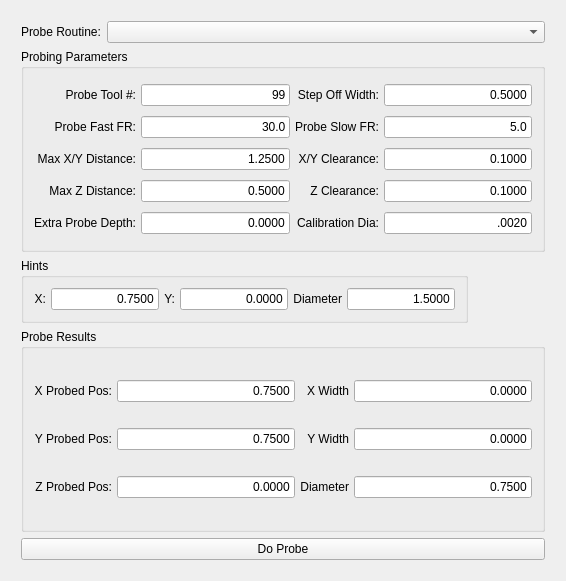
Qt form QtPyVCP/widgets/form_widgets/probe_widget/probe.ui (kcjengr/qtpyvcp) before a commit.
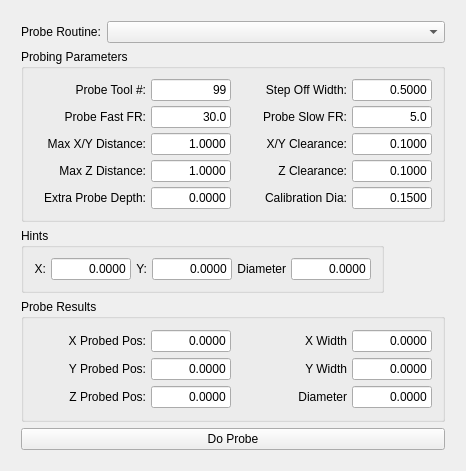
The same form after that commit.

What changed in the file:
```diff
--- a/QtPyVCP/widgets/form_widgets/probe_widget/probe.ui
+++ b/QtPyVCP/widgets/form_widgets/probe_widget/probe.ui
@@ -6,8 +6,8 @@
    <rect>
     <x>0</x>
     <y>0</y>
-    <width>566</width>
-    <height>581</height>
+    <width>466</width>
+    <height>471</height>
    </rect>
   </property>
   <property name="windowTitle">
@@ -51,8 +51,14 @@
         </property>
         <item row="1" column="1">
          <widget class="QLineEdit" name="y_probed_pos">
+          <property name="maximumSize">
+           <size>
+            <width>80</width>
+            <height>16777215</height>
+           </size>
+          </property>
           <property name="text">
-           <string>0.7500</string>
+           <string>0.0000</string>
           </property>
           <property name="alignment">
            <set>Qt::AlignRight|Qt::AlignTrailing|Qt::AlignVCenter</set>
@@ -64,6 +70,12 @@
         </item>
         <item row="1" column="3">
          <widget class="QLineEdit" name="y_probed_width">
+          <property name="maximumSize">
+           <size>
+            <width>80</width>
+            <height>16777215</height>
+           </size>
+          </property>
           <property name="text">
            <string>0.0000</string>
           </property>
@@ -100,6 +112,12 @@
         </item>
         <item row="0" column="3">
          <widget class="QLineEdit" name="x_probed_width">
+          <property name="maximumSize">
+           <size>
+            <width>80</width>
+            <height>16777215</height>
+           </size>
+          </property>
           <property name="text">
            <string>0.0000</string>
           </property>
@@ -113,8 +131,14 @@
         </item>
         <item row="2" column="3">
          <widget class="QLineEdit" name="probed_diameter">
+          <property name="maximumSize">
+           <size>
+            <width>80</width>
+            <height>16777215</height>
+           </size>
+          </property>
           <property name="text">
-           <string>0.7500</string>
+           <string>0.0000</string>
           </property>
           <property name="alignment">
            <set>Qt::AlignRight|Qt::AlignTrailing|Qt::AlignVCenter</set>
@@ -126,8 +150,14 @@
         </item>
         <item row="0" column="1">
          <widget class="QLineEdit" name="x_probed_pos">
+          <property name="maximumSize">
+           <size>
+            <width>80</width>
+            <height>16777215</height>
+           </size>
+          </property>
           <property name="text">
-           <string>0.7500</string>
+           <string>0.0000</string>
           </property>
           <property name="alignment">
            <set>Qt::AlignRight|Qt::AlignTrailing|Qt::AlignVCenter</set>
@@ -139,6 +169,12 @@
         </item>
         <item row="2" column="1">
          <widget class="QLineEdit" name="z_probed_pos">
+          <property name="maximumSize">
+           <size>
+            <width>80</width>
+            <height>16777215</height>
+           </size>
+          </property>
           <property name="text">
            <string>0.0000</string>
           </property>
@@ -246,18 +282,14 @@
         </property>
         <item>
          <layout class="QGridLayout" name="gridLayout">
-          <item row="0" column="3">
-           <widget class="QLabel" name="label_4">
-            <property name="text">
-             <string>Step Off Width:</string>
-            </property>
-            <property name="alignment">
-             <set>Qt::AlignRight|Qt::AlignTrailing|Qt::AlignVCenter</set>
-            </property>
-           </widget>
-          </item>
           <item row="1" column="1">
            <widget class="QLabel" name="label_5">
+            <property name="maximumSize">
+             <size>
+              <width>130</width>
+              <height>16777215</height>
+             </size>
+            </property>
             <property name="text">
              <string>Probe Fast FR:</string>
             </property>
@@ -266,8 +298,62 @@
             </property>
            </widget>
           </item>
+          <item row="1" column="4">
+           <widget class="QLineEdit" name="probe_slow_fr">
+            <property name="maximumSize">
+             <size>
+              <width>80</width>
+              <height>16777215</height>
+             </size>
+            </property>
+            <property name="text">
+             <string>5.0</string>
+            </property>
+            <property name="alignment">
+             <set>Qt::AlignRight|Qt::AlignTrailing|Qt::AlignVCenter</set>
+            </property>
+           </widget>
+          </item>
+          <item row="0" column="3">
+           <widget class="QLabel" name="label_4">
+            <property name="maximumSize">
+             <size>
+              <width>120</width>
+              <height>16777215</height>
+             </size>
+            </property>
+            <property name="text">
+             <string>Step Off Width:</string>
+            </property>
+            <property name="alignment">
+             <set>Qt::AlignRight|Qt::AlignTrailing|Qt::AlignVCenter</set>
+            </property>
+           </widget>
+          </item>
+          <item row="3" column="2">
+           <widget class="QLineEdit" name="max_xy_distance">
+            <property name="maximumSize">
+             <size>
+              <width>80</width>
+              <height>16777215</height>
+             </size>
+            </property>
+            <property name="text">
+             <string>1.0000</string>
+            </property>
+            <property name="alignment">
+             <set>Qt::AlignRight|Qt::AlignTrailing|Qt::AlignVCenter</set>
+            </property>
+           </widget>
+          </item>
           <item row="7" column="2">
            <widget class="QLineEdit" name="extra_probe_depth">
+            <property name="maximumSize">
+             <size>
+              <width>80</width>
+              <height>16777215</height>
+             </size>
+            </property>
             <property name="text">
              <string>0.0000</string>
             </property>
@@ -276,10 +362,48 @@
             </property>
            </widget>
           </item>
-          <item row="7" column="4">
-           <widget class="QLineEdit" name="calibration_dia">
+          <item row="3" column="1">
+           <widget class="QLabel" name="label_7">
+            <property name="maximumSize">
+             <size>
+              <width>130</width>
+              <height>16777215</height>
+             </size>
+            </property>
             <property name="text">
-             <string>.0020</string>
+             <string>Max X/Y Distance:</string>
+            </property>
+            <property name="alignment">
+             <set>Qt::AlignRight|Qt::AlignTrailing|Qt::AlignVCenter</set>
+            </property>
+           </widget>
+          </item>
+          <item row="3" column="3">
+           <widget class="QLabel" name="label_8">
+            <property name="maximumSize">
+             <size>
+              <width>120</width>
+              <height>16777215</height>
+             </size>
+            </property>
+            <property name="text">
+             <string>X/Y Clearance:</string>
+            </property>
+            <property name="alignment">
+             <set>Qt::AlignRight|Qt::AlignTrailing|Qt::AlignVCenter</set>
+            </property>
+           </widget>
+          </item>
+          <item row="0" column="4">
+           <widget class="QLineEdit" name="step_off_width">
+            <property name="maximumSize">
+             <size>
+              <width>80</width>
+              <height>16777215</height>
+             </size>
+            </property>
+            <property name="text">
+             <string>0.5000</string>
             </property>
             <property name="alignment">
              <set>Qt::AlignRight|Qt::AlignTrailing|Qt::AlignVCenter</set>
@@ -288,6 +412,12 @@
           </item>
           <item row="7" column="1">
            <widget class="QLabel" name="label_12">
+            <property name="maximumSize">
+             <size>
+              <width>130</width>
+              <height>16777215</height>
+             </size>
+            </property>
             <property name="text">
              <string>Extra Probe Depth:</string>
             </property>
@@ -296,20 +426,32 @@
             </property>
            </widget>
           </item>
-          <item row="3" column="2">
-           <widget class="QLineEdit" name="max_xy_distance">
+          <item row="6" column="4">
+           <widget class="QLineEdit" name="z_clearance">
+            <property name="maximumSize">
+             <size>
+              <width>80</width>
+              <height>16777215</height>
+             </size>
+            </property>
             <property name="text">
-             <string>1.2500</string>
+             <string>0.1000</string>
             </property>
             <property name="alignment">
              <set>Qt::AlignRight|Qt::AlignTrailing|Qt::AlignVCenter</set>
             </property>
            </widget>
           </item>
-          <item row="0" column="4">
-           <widget class="QLineEdit" name="step_off_width">
+          <item row="7" column="3">
+           <widget class="QLabel" name="label_11">
+            <property name="maximumSize">
+             <size>
+              <width>120</width>
+              <height>16777215</height>
+             </size>
+            </property>
             <property name="text">
-             <string>0.5000</string>
+             <string>Calibration Dia:</string>
             </property>
             <property name="alignment">
              <set>Qt::AlignRight|Qt::AlignTrailing|Qt::AlignVCenter</set>
@@ -318,6 +460,12 @@
           </item>
           <item row="6" column="1">
            <widget class="QLabel" name="label_10">
+            <property name="maximumSize">
+             <size>
+              <width>130</width>
+              <height>16777215</height>
+             </size>
+            </property>
             <property name="text">
              <string>Max Z Distance:</string>
             </property>
@@ -326,20 +474,48 @@
             </property>
            </widget>
           </item>
-          <item row="3" column="1">
-           <widget class="QLabel" name="label_7">
+          <item row="1" column="3">
+           <widget class="QLabel" name="label_6">
+            <property name="maximumSize">
+             <size>
+              <width>120</width>
+              <height>16777215</height>
+             </size>
+            </property>
             <property name="text">
-             <string>Max X/Y Distance:</string>
+             <string>Probe Slow FR:</string>
             </property>
             <property name="alignment">
              <set>Qt::AlignRight|Qt::AlignTrailing|Qt::AlignVCenter</set>
             </property>
            </widget>
           </item>
-          <item row="1" column="4">
-           <widget class="QLineEdit" name="probe_slow_fr">
+          <item row="6" column="2">
+           <widget class="QLineEdit" name="max_z_distance">
+            <property name="maximumSize">
+             <size>
+              <width>80</width>
+              <height>16777215</height>
+             </size>
+            </property>
             <property name="text">
-             <string>5.0</string>
+             <string>1.0000</string>
+            </property>
+            <property name="alignment">
+             <set>Qt::AlignRight|Qt::AlignTrailing|Qt::AlignVCenter</set>
+            </property>
+           </widget>
+          </item>
+          <item row="0" column="1">
+           <widget class="QLabel" name="label_3">
+            <property name="maximumSize">
+             <size>
+              <width>130</width>
+              <height>16777215</height>
+             </size>
+            </property>
+            <property name="text">
+             <string>Probe Tool #:</string>
             </property>
             <property name="alignment">
              <set>Qt::AlignRight|Qt::AlignTrailing|Qt::AlignVCenter</set>
@@ -348,6 +524,12 @@
           </item>
           <item row="3" column="4">
            <widget class="QLineEdit" name="xy_clearance">
+            <property name="maximumSize">
+             <size>
+              <width>80</width>
+              <height>16777215</height>
+             </size>
+            </property>
             <property name="text">
              <string>0.1000</string>
             </property>
@@ -356,8 +538,30 @@
             </property>
            </widget>
           </item>
+          <item row="7" column="4">
+           <widget class="QLineEdit" name="calibration_dia">
+            <property name="maximumSize">
+             <size>
+              <width>80</width>
+              <height>16777215</height>
+             </size>
+            </property>
+            <property name="text">
+             <string>0.1500</string>
+            </property>
+            <property name="alignment">
+             <set>Qt::AlignRight|Qt::AlignTrailing|Qt::AlignVCenter</set>
+            </property>
+           </widget>
+          </item>
           <item row="6" column="3">
            <widget class="QLabel" name="label_9">
+            <property name="maximumSize">
+             <size>
+              <width>120</width>
+              <height>16777215</height>
+             </size>
+            </property>
             <property name="text">
              <string>Z Clearance:</string>
             </property>
@@ -366,18 +570,14 @@
             </property>
            </widget>
           </item>
-          <item row="6" column="4">
-           <widget class="QLineEdit" name="z_clearance">
-            <property name="text">
-             <string>0.1000</string>
-            </property>
-            <property name="alignment">
-             <set>Qt::AlignRight|Qt::AlignTrailing|Qt::AlignVCenter</set>
-            </property>
-           </widget>
-          </item>
           <item row="1" column="2">
            <widget class="QLineEdit" name="probe_fast_fr">
+            <property name="maximumSize">
+             <size>
+              <width>80</width>
+              <height>16777215</height>
+             </size>
+            </property>
             <property name="inputMask">
              <string/>
             </property>
@@ -389,18 +589,14 @@
             </property>
            </widget>
           </item>
-          <item row="7" column="3">
-           <widget class="QLabel" name="label_11">
-            <property name="text">
-             <string>Calibration Dia:</string>
-            </property>
-            <property name="alignment">
-             <set>Qt::AlignRight|Qt::AlignTrailing|Qt::AlignVCenter</set>
-            </property>
-           </widget>
-          </item>
           <item row="0" column="2">
            <widget class="QLineEdit" name="probe_tool_number">
+            <property name="maximumSize">
+             <size>
+              <width>80</width>
+              <height>16777215</height>
+             </size>
+            </property>
             <property name="text">
              <string>99</string>
             </property>
@@ -409,46 +605,6 @@
             </property>
            </widget>
           </item>
-          <item row="1" column="3">
-           <widget class="QLabel" name="label_6">
-            <property name="text">
-             <string>Probe Slow FR:</string>
-            </property>
-            <property name="alignment">
-             <set>Qt::AlignRight|Qt::AlignTrailing|Qt::AlignVCenter</set>
-            </property>
-           </widget>
-          </item>
-          <item row="3" column="3">
-           <widget class="QLabel" name="label_8">
-            <property name="text">
-             <string>X/Y Clearance:</string>
-            </property>
-            <property name="alignment">
-             <set>Qt::AlignRight|Qt::AlignTrailing|Qt::AlignVCenter</set>
-            </property>
-           </widget>
-          </item>
-          <item row="6" column="2">
-           <widget class="QLineEdit" name="max_z_distance">
-            <property name="text">
-             <string>0.5000</string>
-            </property>
-            <property name="alignment">
-             <set>Qt::AlignRight|Qt::AlignTrailing|Qt::AlignVCenter</set>
-            </property>
-           </widget>
-          </item>
-          <item row="0" column="1">
-           <widget class="QLabel" name="label_3">
-            <property name="text">
-             <string>Probe Tool #:</string>
-            </property>
-            <property name="alignment">
-             <set>Qt::AlignRight|Qt::AlignTrailing|Qt::AlignVCenter</set>
-            </property>
-           </widget>
-          </item>
          </layout>
         </item>
        </layout>
@@ -484,8 +640,30 @@
         <property name="spacing">
          <number>5</number>
         </property>
-        <item row="0" column="3">
-         <widget class="QLineEdit" name="y_hint">
+        <item row="0" column="4">
+         <widget class="QLabel" name="label_21">
+          <property name="text">
+           <string>Diameter</string>
+          </property>
+          <property name="alignment">
+           <set>Qt::AlignRight|Qt::AlignTrailing|Qt::AlignVCenter</set>
+          </property>
+         </widget>
+        </item>
+        <item row="0" column="5">
+         <widget class="QLineEdit" name="diameter_hint">
+          <property name="minimumSize">
+           <size>
+            <width>80</width>
+            <height>0</height>
+           </size>
+          </property>
+          <property name="maximumSize">
+           <size>
+            <width>80</width>
+            <height>16777215</height>
+           </size>
+          </property>
           <property name="text">
            <string>0.0000</string>
           </property>
@@ -506,8 +684,42 @@
         </item>
         <item row="0" column="1">
          <widget class="QLineEdit" name="x_hint">
+          <property name="minimumSize">
+           <size>
+            <width>80</width>
+            <height>0</height>
+           </size>
+          </property>
+          <property name="maximumSize">
+           <size>
+            <width>80</width>
+            <height>16777215</height>
+           </size>
+          </property>
           <property name="text">
-           <string>0.7500</string>
+           <string>0.0000</string>
+          </property>
+          <property name="alignment">
+           <set>Qt::AlignRight|Qt::AlignTrailing|Qt::AlignVCenter</set>
+          </property>
+         </widget>
+        </item>
+        <item row="0" column="3">
+         <widget class="QLineEdit" name="y_hint">
+          <property name="minimumSize">
+           <size>
+            <width>80</width>
+            <height>0</height>
+           </size>
+          </property>
+          <property name="maximumSize">
+           <size>
+            <width>80</width>
+            <height>16777215</height>
+           </size>
+          </property>
+          <property name="text">
+           <string>0.0000</string>
           </property>
           <property name="alignment">
            <set>Qt::AlignRight|Qt::AlignTrailing|Qt::AlignVCenter</set>
@@ -524,26 +736,6 @@
           </property>
          </widget>
         </item>
-        <item row="0" column="4">
-         <widget class="QLabel" name="label_21">
-          <property name="text">
-           <string>Diameter</string>
-          </property>
-          <property name="alignment">
-           <set>Qt::AlignRight|Qt::AlignTrailing|Qt::AlignVCenter</set>
-          </property>
-         </widget>
-        </item>
-        <item row="0" column="5">
-         <widget class="QLineEdit" name="diameter_hint">
-          <property name="text">
-           <string>1.5000</string>
-          </property>
-          <property name="alignment">
-           <set>Qt::AlignRight|Qt::AlignTrailing|Qt::AlignVCenter</set>
-          </property>
-         </widget>
-        </item>
        </layout>
       </widget>
      </item>
```
